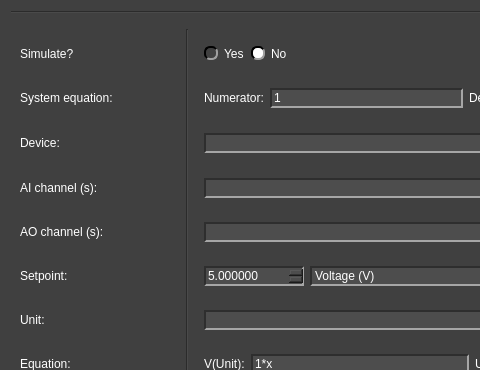
Old version of the form pydaq/uis/PyDAQ_pid_control_Arduino_widget.ui in the repository viniciusfs14/pydaq; both pictures show x 0 to 480 and y 0 to 370 of the 769 by 982 pixel window.
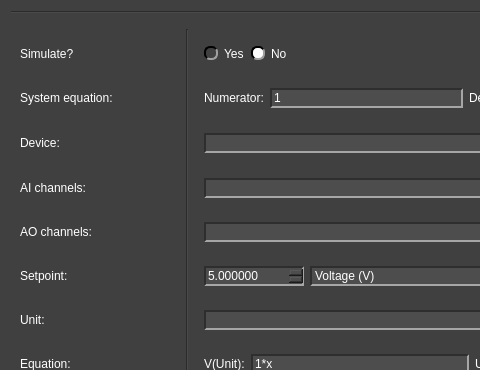
New version of the form. Icons and pictures are not drawn.

What changed in the file:
```diff
--- a/pydaq/uis/PyDAQ_pid_control_Arduino_widget.ui
+++ b/pydaq/uis/PyDAQ_pid_control_Arduino_widget.ui
@@ -455,7 +455,7 @@
       <item row="4" column="0">
        <widget class="QLabel" name="label_ai_channel">
         <property name="text">
-         <string>AI channel (s):</string>
+         <string>AI channels:</string>
         </property>
        </widget>
       </item>
@@ -1033,7 +1033,7 @@
       <item row="5" column="0">
        <widget class="QLabel" name="label_ao_channel">
         <property name="text">
-         <string>AO channel (s):</string>
+         <string>AO channels:</string>
         </property>
        </widget>
       </item>
```
Left out of the diff: 2 changed lines with no effect on the pictures.
